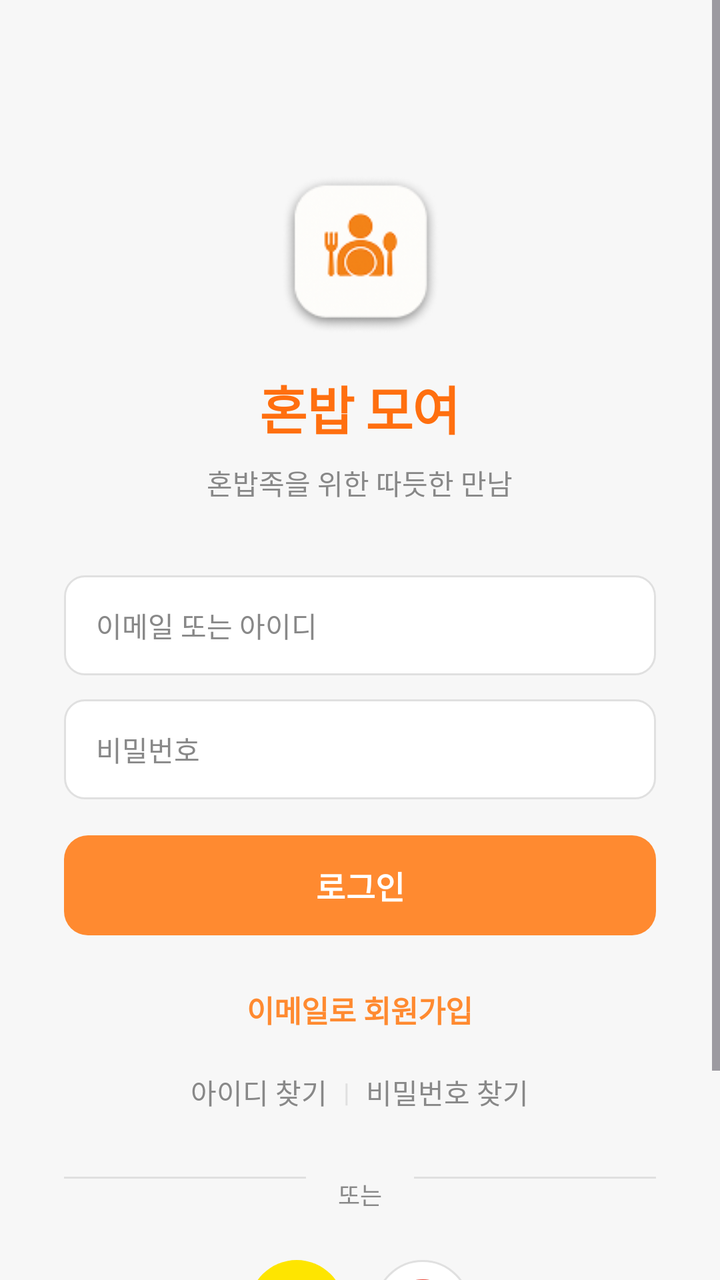
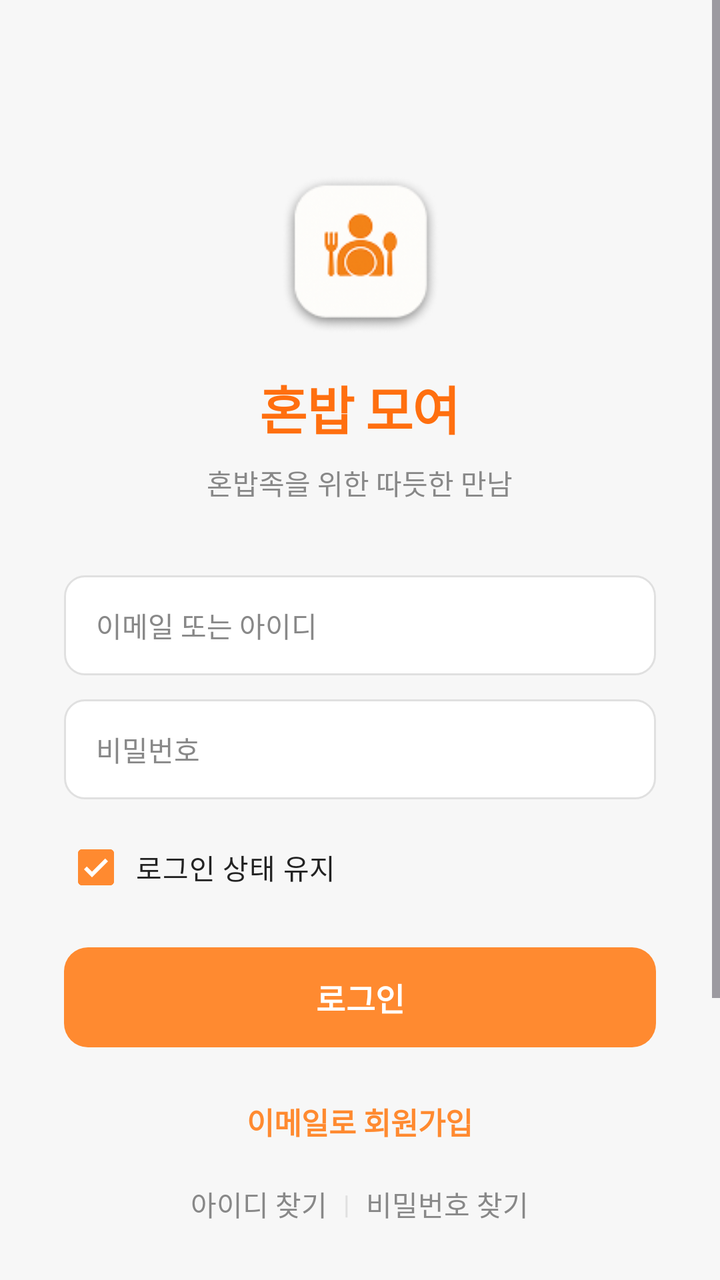

The first picture is an Android layout as it rendered before a commit; the second is the same layout after the commit. The layout source and the unified diff follow.
<!-- AndroidManifest.xml: application theme Theme.Honbabapp -->
<!-- res/layout/activity_login.xml -->
<?xml version="1.0" encoding="utf-8"?>
<ScrollView xmlns:android="http://schemas.android.com/apk/res/android"
    xmlns:app="http://schemas.android.com/apk/res-auto"
    android:id="@+id/main"
    android:layout_width="match_parent"
    android:layout_height="match_parent"
    android:background="@color/bg_200"
    android:fillViewport="true"
    android:clipToPadding="false">

    <LinearLayout
        android:layout_width="match_parent"
        android:layout_height="wrap_content"
        android:orientation="vertical"
        android:gravity="center"
        android:padding="32dp">
        
        <ImageView
            android:id="@+id/iv_app_logo"
            android:layout_width="80dp"
            android:layout_height="80dp"
            android:src="@drawable/app_logo2"
            android:scaleType="centerCrop"
            android:layout_marginTop="55dp"
            android:layout_marginBottom="18dp"
            android:elevation="3dp"/>

        
        <TextView
            android:layout_width="wrap_content"
            android:layout_height="wrap_content"
            android:text="혼밥 모여"
            android:textColor="@color/primary_200"
            android:textSize="26sp"
            android:textStyle="bold"
            android:layout_marginBottom="8dp"
            android:letterSpacing="-0.02" />

        
        <TextView
            android:layout_width="wrap_content"
            android:layout_height="wrap_content"
            android:text="혼밥족을 위한 따듯한 만남"
            android:textColor="@color/text_200"
            android:textSize="14sp"
            android:layout_marginBottom="36dp" />

        
        <LinearLayout
            android:layout_width="match_parent"
            android:layout_height="wrap_content"
            android:orientation="vertical"
            android:layout_marginBottom="18dp">

            
            <EditText
                android:id="@+id/et_email"
                android:layout_width="match_parent"
                android:layout_height="50dp"
                android:hint="이메일 또는 아이디"
                android:textColorHint="@color/text_200"
                android:textColor="@color/text_100"
                android:textSize="14sp"
                android:inputType="textEmailAddress"
                android:background="@drawable/edittext_background"
                android:paddingHorizontal="16dp"
                android:layout_marginBottom="12dp"/>

            
            <EditText
                android:id="@+id/et_password"
                android:layout_width="match_parent"
                android:layout_height="50dp"
                android:hint="비밀번호"
                android:textColorHint="@color/text_200"
                android:textColor="@color/text_100"
                android:textSize="14sp"
                android:inputType="textPassword"
                android:background="@drawable/edittext_background"
                android:paddingHorizontal="16dp"
                android:layout_marginBottom="18dp"/>

            
            <Button
                android:id="@+id/btn_login"
                android:layout_width="match_parent"
                android:layout_height="50dp"
                android:text="로그인"
                android:textColor="@color/white"
                android:textSize="16sp"
                android:textStyle="bold"
                android:background="@drawable/button_primary_background"
                android:elevation="2dp"/>

        </LinearLayout>

        
        <TextView
            android:id="@+id/tv_singup_link"
            android:layout_width="wrap_content"
            android:layout_height="wrap_content"
            android:text="이메일로 회원가입"
            android:textColor="@color/primary_100"
            android:textSize="15sp"
            android:textStyle="bold"
            android:layout_marginBottom="4dp"
            android:background="?android:attr/selectableItemBackgroundBorderless"
            android:clickable="true"
            android:focusable="true"
            android:padding="8dp"/>

        
        <LinearLayout
            android:layout_width="wrap_content"
            android:layout_height="wrap_content"
            android:orientation="horizontal"
            android:gravity="center_vertical"
            android:layout_marginBottom="24dp">

            <TextView
                android:id="@+id/tv_find_email_link"
                android:layout_width="wrap_content"
                android:layout_height="wrap_content"
                android:text="아이디 찾기"
                android:textColor="@color/text_200"
                android:textSize="14sp"
                android:background="?android:attr/selectableItemBackgroundBorderless"
                android:clickable="true"
                android:focusable="true"
                android:padding="8dp"/>

            <TextView
                android:layout_width="wrap_content"
                android:layout_height="wrap_content"
                android:text="|"
                android:textColor="@color/border_100"
                android:textSize="13sp"/>

            <TextView
                android:id="@+id/tv_forgot_password_link"
                android:layout_width="wrap_content"
                android:layout_height="wrap_content"
                android:text="비밀번호 찾기"
                android:textColor="@color/text_200"
                android:textSize="14sp"
                android:background="?android:attr/selectableItemBackgroundBorderless"
                android:clickable="true"
                android:focusable="true"
                android:padding="8dp"/>

        </LinearLayout>

        
        <LinearLayout
            android:layout_width="match_parent"
            android:layout_height="wrap_content"
            android:orientation="horizontal"
            android:layout_gravity="center_vertical"
            android:layout_marginBottom="24dp">

            <View
                android:layout_width="0dp"
                android:layout_height="1dp"
                android:layout_weight="1"
                android:background="@color/border_100"/>

            <TextView
                android:layout_width="wrap_content"
                android:layout_height="wrap_content"
                android:text="또는"
                android:textColor="@color/text_200"
                android:textSize="12sp"
                android:paddingHorizontal="16dp"/>

            <View
                android:layout_width="0dp"
                android:layout_height="1dp"
                android:layout_weight="1"
                android:background="@color/border_100"/>

        </LinearLayout>

        <LinearLayout
            android:layout_width="wrap_content"
            android:layout_height="wrap_content"
            android:layout_marginBottom="55dp"
            android:orientation="horizontal"
            android:gravity="center"
            >

            
            <FrameLayout
                android:id="@+id/btn_kakao_login"
                android:layout_width="48dp"
                android:layout_height="48dp"
                android:background="@drawable/social_button_kakao_background"
                android:layout_marginEnd="15dp"
                android:clickable="true"
                android:focusable="true"
                android:foreground="?android:attr/selectableItemBackgroundBorderless">

                <ImageView
                    android:layout_width="35dp"
                    android:layout_height="33dp"
                    android:layout_gravity="center"
                    android:contentDescription="카카오 로그인"
                    android:src="@drawable/ic_kakao" />

            </FrameLayout>





















            
            <FrameLayout
                android:id="@+id/btn_google_login"
                android:layout_width="48dp"
                android:layout_height="48dp"
                android:background="@drawable/social_button_google_background"
                android:clickable="true"
                android:focusable="true"
                android:foreground="?android:attr/selectableItemBackgroundBorderless">

                <ImageView
                    android:layout_width="30dp"
                    android:layout_height="30dp"
                    android:layout_gravity="center"
                    android:contentDescription="구글 로그인"
                    android:src="@drawable/ic_google" />

            </FrameLayout>


        </LinearLayout>


    </LinearLayout>






</ScrollView>
<!-- resources referenced by this layout -->
<resources>
  <color name="bg_200">#F7F7F7</color>
  <color name="border_100">#E0E0E0</color>
  <color name="primary_100">#FF8A30</color>
  <color name="primary_200">#FF6F0F</color>
  <color name="text_100">#222222</color>
  <color name="text_200">#888888</color>
  <color name="white">#FFFFFFFF</color>
  <!-- drawable button_primary_background (drawable) -->
  <?xml version="1.0" encoding="utf-8"?>
  <shape xmlns:android="http://schemas.android.com/apk/res/android">
      <solid android:color="@color/primary_100" />
      <corners android:radius="12dp" />
  </shape>
  <!-- drawable edittext_background (drawable) -->
  <?xml version="1.0" encoding="utf-8"?>
  <selector xmlns:android="http://schemas.android.com/apk/res/android">
  
  
      <item android:state_focused="true">
          <shape android:shape="rectangle">
              <solid android:color="@color/bg_100"/>
              <corners android:radius="10dp"/>
              <stroke
                  android:width="2dp"
                  android:color="@color/primary_100"/>
          </shape>
      </item>
  
  
      <item>
          <shape android:shape="rectangle">
              <solid android:color="@color/bg_100"/>
              <corners android:radius="10dp"/>
              <stroke
                  android:width="1dp"
                  android:color="@color/border_100"/>
          </shape>
      </item>
  
  </selector>
  <!-- drawable social_button_google_background (drawable) -->
  <?xml version="1.0" encoding="utf-8"?>
  <selector xmlns:android="http://schemas.android.com/apk/res/android">
  
      
      <item android:state_pressed="true">
          <shape android:shape="oval">
              <solid android:color="@color/bg_300" />
              <stroke
                  android:width="1dp"
                  android:color="@color/border_100" />
          </shape>
      </item>
  
      
      <item>
          <shape android:shape="oval">
              <solid android:color="@color/white" />
              <stroke
                  android:width="1dp"
                  android:color="@color/border_100" />
          </shape>
      </item>
  
  </selector>
  <!-- drawable social_button_kakao_background (drawable) -->
  <?xml version="1.0" encoding="utf-8"?>
  <selector xmlns:android="http://schemas.android.com/apk/res/android">
  
      
      <item android:state_pressed="true">
          <shape android:shape="oval">
              <solid android:color="#E6D100" />
              
          </shape>
      </item>
  
      
      <item>
          <shape android:shape="oval">
              <solid android:color="@color/kakao_yellow" />
          </shape>
      </item>
  
  </selector>
  <style name="Theme.Honbabapp" parent="Base.Theme.Honbabapp">
          <item name="android:windowIsTranslucent">true</item>
      </style>
  <color name="bg_100">#FFFFFF</color>
  <color name="bg_300">#EDEDED</color>
  <color name="kakao_yellow">#FEE500</color>
  <style name="Base.Theme.Honbabapp" parent="Theme.Material3.Light.NoActionBar">
          
          <item name="colorPrimary">@color/primary_100</item>
          <item name="colorPrimaryVariant">@color/primary_200</item>
          <item name="colorOnPrimary">@android:color/white</item>
  
          
          <item name="colorSecondary">@color/accent_100</item>
          <item name="colorSecondaryVariant">@color/accent_200</item>
          <item name="colorOnSecondary">@android:color/white</item>
  
          
          <item name="android:colorBackground">@color/bg_100</item>
          <item name="colorSurface">@color/white</item>
          <item name="colorOnSurface">@color/text_100</item>
  
          
          <item name="android:statusBarColor">@android:color/white</item>
          <item name="android:windowLightStatusBar">true</item>
          
      </style>
  <color name="accent_100">#00C7AE</color>
  <color name="accent_200">#2B2B2B</color>
  <!-- unchanged entries left out for length: 3 -->
</resources>

<!-- the commit's change to res/layout/activity_login.xml (unified diff, before → after) -->
@@ -78,7 +78,19 @@
                 android:inputType="textPassword"
                 android:background="@drawable/edittext_background"
                 android:paddingHorizontal="16dp"
-                android:layout_marginBottom="18dp"/>
+                android:layout_marginBottom="10dp"/>
+
+            
+            <CheckBox
+                android:id="@+id/cb_remember_me"
+                android:layout_width="wrap_content"
+                android:layout_height="wrap_content"
+                android:text="로그인 상태 유지"
+                android:textColor="@color/text_100"
+                android:textSize="14sp"
+                android:checked="true"
+                android:paddingStart="4dp"
+                android:layout_marginBottom="16dp"/>
 
             
             <Button
@@ -208,26 +220,6 @@
 
             </FrameLayout>
 
-
-
-
-
-
-
-
-
-
-
-
-
-
-
-
-
-
-
-
-
             
             <FrameLayout
                 android:id="@+id/btn_google_login"
